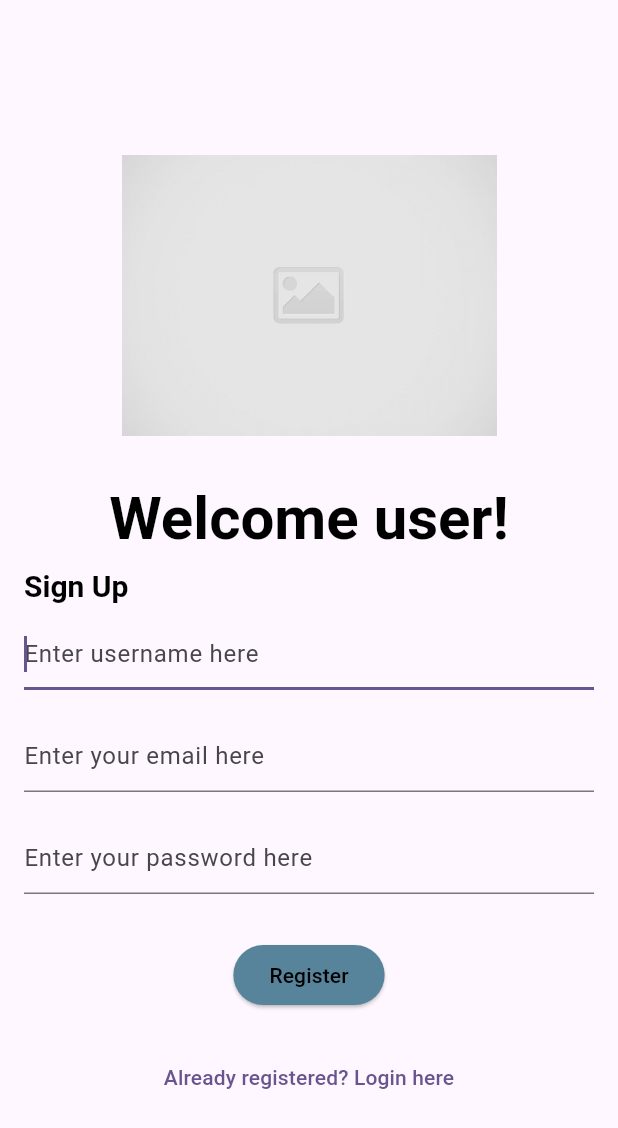
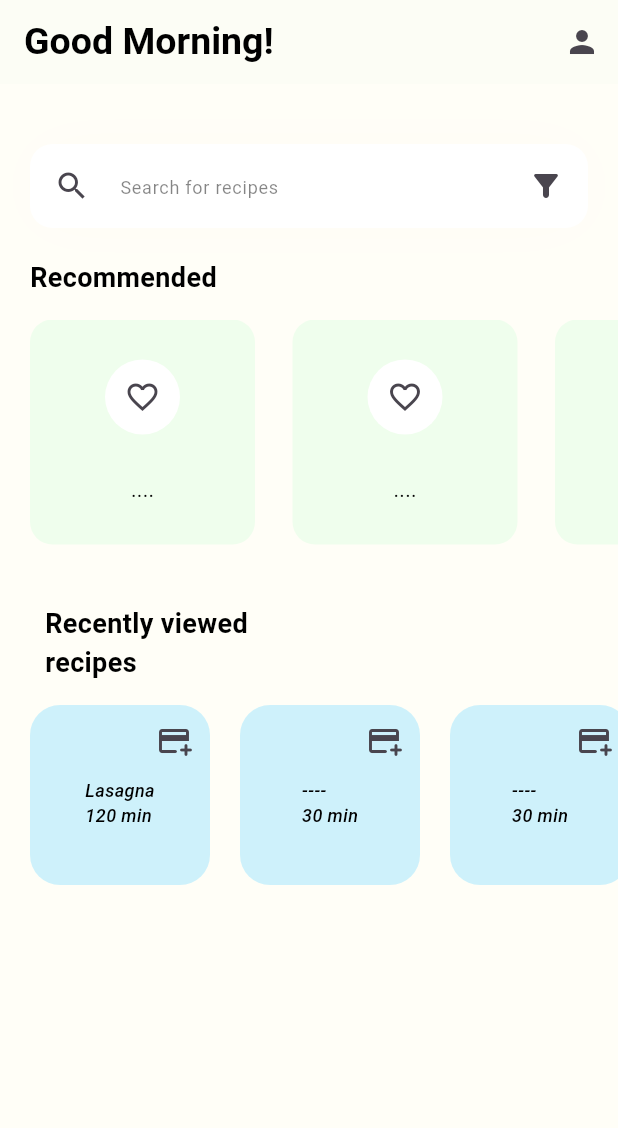
Before and after one commit to NathanTh3Gr3at/ITPV302_Project, a Flutter app: the screen it shows after launch, on a phone screen of 412 x 824 dp. Shown: the top 1128 px of the screen. Run offline on Flutter 3.47's test engine with Material 3 defaults, Android fonts, the light colour scheme and no system bars; our stand-ins replace bloc, equatable, firebase_auth, firebase_core, flutter_bloc; accounts and stored records are empty.

Commit message:
Added Home page and other ui elements

```diff
--- /dev/null
+++ b/ThymeToCook/thyme_to_cook/lib/enums/menu_action.dart
@@ -0,0 +1 @@
+enum MenuAction { logout, profile }
--- a/ThymeToCook/thyme_to_cook/lib/main.dart
+++ b/ThymeToCook/thyme_to_cook/lib/main.dart
@@ -5,6 +5,7 @@ import 'package:thyme_to_cook/services/auth/bloc/auth_event.dart';
 import 'package:thyme_to_cook/services/auth/bloc/auth_state.dart';
 import 'package:thyme_to_cook/services/auth/firebase_auth_provider.dart';
 import 'package:flutter_bloc/flutter_bloc.dart';
+import 'package:thyme_to_cook/views/home_screen/home_view.dart';
 import 'package:thyme_to_cook/views/register_login_section/forgot_password_view.dart';
 import 'package:thyme_to_cook/views/register_login_section/login_view.dart';
 import 'package:thyme_to_cook/views/register_login_section/register_view.dart';
@@ -13,6 +14,7 @@ import 'package:thyme_to_cook/views/register_login_section/verify_email_view.dar
 void main() {
   WidgetsFlutterBinding.ensureInitialized();
   runApp(MaterialApp(
+      debugShowCheckedModeBanner: false,    // removes debug label on top-right corner
       title: 'Flutter Demo',
       theme: ThemeData(
 
@@ -44,7 +46,8 @@ class HomePage extends StatelessWidget {
         }
       },
       builder: (context, state) {
-        return const RegisterView();
+        // return const RegisterView()
+        return const HomeView();              // starts at HomeView
         /* if (state is AuthStateLoggedIn) {
           return const RegisterView();
         } else if (state is AuthStateNeedsVerification) {
--- /dev/null
+++ b/ThymeToCook/thyme_to_cook/lib/models/category_model.dart
@@ -0,0 +1,66 @@
+import 'package:flutter/material.dart';
+
+class CategoryModel {
+  String name;
+  String iconPath;
+  Color boxColor;
+
+  CategoryModel({
+    required this.name,
+    required this.iconPath,
+    required this.boxColor,
+  });
+
+
+
+static List<CategoryModel> getCategories() {
+  // change recomendation box color here
+  const color = Color.fromARGB(255, 176, 255, 197);
+  List<CategoryModel> categories = [];
+
+    // 5 in placeholder
+
+  categories.add(
+    CategoryModel(
+      name: "....",       // placeholder text
+      iconPath: 'assets/icon/placeholder_image.jpg',
+      boxColor: color,
+    )
+  );
+
+  categories.add(
+    CategoryModel(
+      name: "....",
+      iconPath: 'assets/placeholder_image.jpg',
+       boxColor: color
+    )
+  );
+
+  categories.add(
+    CategoryModel(
+      name: "....",
+      iconPath: 'assets/placeholder_image.jpg',
+      boxColor: color
+    )
+  );
+
+  categories.add(
+    CategoryModel(
+      name: "....",
+      iconPath: 'assets/placeholder_image.jpg',
+     boxColor: color
+    )
+  );
+
+  categories.add(
+    CategoryModel(
+      name: "....",
+      iconPath: 'assets/placeholder_image.jpg',
+    boxColor: color
+    )
+  );
+    return categories;
+  }
+
+
+}
--- /dev/null
+++ b/ThymeToCook/thyme_to_cook/lib/models/recipe_viewed.dart
@@ -0,0 +1,57 @@
+import 'package:flutter/material.dart';
+
+class ViewedRecipeModel {
+  String name;
+  String iconPath;
+  String duration;
+  bool bViewIsSelected;
+  Color boxColor;
+
+  ViewedRecipeModel({
+
+    required this.name,
+    required this.iconPath,
+    required this.duration,
+    required this.bViewIsSelected,
+    required this.boxColor,
+  });
+
+  static List <ViewedRecipeModel> getRecipes() {
+    const color = Color.fromARGB(255, 157, 229, 255);
+    List <ViewedRecipeModel> recipes = [];
+
+    // placeholder logic
+    recipes.add(
+      ViewedRecipeModel(
+        name: "Lasagna",
+        iconPath: 'assets/icon/placeholder_image.jpg',
+        duration: '120 min',
+
+        bViewIsSelected: true,
+       boxColor: color,
+      )
+    );
+
+    recipes.add(
+      ViewedRecipeModel(
+        name: "----",
+        iconPath: 'assets/icon/placeholder_image.jpg',
+        duration: '30 min',
+        bViewIsSelected: true,
+        boxColor: color,
+      )
+    );
+
+    recipes.add(
+      ViewedRecipeModel(
+        name: "----",
+        iconPath: 'assets/icon/placeholder_image.jpg',
+        duration: '30 min',
+        bViewIsSelected: true
+        ,boxColor: color,
+      )
+    );
+    return recipes;
+  }
+
+}
--- a/ThymeToCook/thyme_to_cook/lib/services/auth/auth_provider.dart
+++ b/ThymeToCook/thyme_to_cook/lib/services/auth/auth_provider.dart
@@ -16,4 +16,6 @@ abstract class AuthProvider{
   Future<void>sendPasswordReset({required String toEmail});
 
 
+
+
 }
--- a/ThymeToCook/thyme_to_cook/lib/services/auth/bloc/auth_event.dart
+++ b/ThymeToCook/thyme_to_cook/lib/services/auth/bloc/auth_event.dart
@@ -42,3 +42,7 @@ class AuthEventForgotPassword extends AuthEvent{
   const AuthEventForgotPassword({this.email});
 
 }
+
+class AuthEventUserProfile extends AuthEvent {
+  const AuthEventUserProfile();
+}
--- /dev/null
+++ b/ThymeToCook/thyme_to_cook/lib/views/home_screen/home_view.dart
@@ -0,0 +1,322 @@
+import 'package:flutter/foundation.dart';
+import 'package:flutter/material.dart';
+import 'package:flutter_bloc/flutter_bloc.dart';
+import 'package:path/path.dart';
+import 'package:thyme_to_cook/enums/menu_action.dart';
+import 'package:thyme_to_cook/models/category_model.dart';
+import 'package:thyme_to_cook/models/recipe_viewed.dart';
+import 'package:thyme_to_cook/services/auth/bloc/auth_bloc.dart';
+import 'package:thyme_to_cook/services/auth/bloc/auth_event.dart';
+import 'package:thyme_to_cook/utilities/dialogs/logout_dialog.dart';
+import 'package:thyme_to_cook/views/profile_section/profile_view.dart';
+
+class HomeView extends StatefulWidget {
+  const HomeView({super.key});
+
+  @override
+  State<HomeView> createState() => _HomeViewState();
+}
+
+class _HomeViewState extends State<HomeView> {
+   List<CategoryModel> categories = [];
+   List<ViewedRecipeModel> viewedRecipes = [];
+
+    void _getCategories() {
+    categories = CategoryModel.getCategories();
+  }
+
+  void _getRecipes() {
+    viewedRecipes = ViewedRecipeModel.getRecipes();
+  }
+
+  @override
+  void initState() {
+    super.initState();
+    _getCategories();
+  }
+
+  // gets info of categories and viewed recipes
+  void _getInitial() {
+    categories = CategoryModel.getCategories();
+    viewedRecipes = ViewedRecipeModel.getRecipes();
+  }
+
+
+  @override
+  Widget build(BuildContext context) {
+    _getInitial();
+    return Scaffold(
+      backgroundColor: const Color.fromARGB(255, 255, 254, 247),
+      body: _viewedRecipes(),
+
+
+
+      appBar: AppBar(
+        title: const Text(
+          "Good Morning!",
+          style: TextStyle(
+            color: Colors.black,
+            fontSize: 25,
+            fontWeight: FontWeight.bold
+          ),
+        ),
+        backgroundColor: const Color.fromARGB(255, 252, 253, 245),
+        actions: [
+          // pop menu
+          PopupMenuButton<MenuAction>(
+            icon: const Icon(Icons.person),
+            onSelected: (value) async {
+              switch (value) {
+                //handles logging out
+                case MenuAction.logout:
+                  final shouldLogOut = await showLogOutDialog(context);
+                  if (shouldLogOut) {
+                    context.read<AuthBloc>().add(
+                      const AuthEventLogOut(),
+                    );
+
+                  }
+                 // added menu action to go to profile view
+                case MenuAction.profile:
+                  Navigator.push(context,
+                  MaterialPageRoute(
+                    builder: (context) => const ProfileView(),
+                  ),);
+
+                }
+                // case ProfileAction.profile:
+                //     const userProfile = ProfileView();
+                //     if (userProfile)
+                //     {
+                //       return ProfileView();
+
+
+
+          },
+          itemBuilder: (context) {
+              return [
+                const PopupMenuItem<MenuAction>(
+                  value: MenuAction.logout,
+                  child:  Text("Log Out"),
+                ),
+                // User profile text
+                const PopupMenuItem<MenuAction>(
+                  value: MenuAction.profile,
+                  child: Text("User Profile"),
+
+
+                  )
+
+              ];
+            },
+
+          )
+        ],
+
+
+      ),
+    );
+  }
+
+  Column _viewedRecipes() {
+    return Column(
+      crossAxisAlignment: CrossAxisAlignment.start,   // aligns to left of screen
+      children: [
+        searchField(),
+        const SizedBox(height: 20,),    // distance from searchbar
+        _recommended(),
+        const SizedBox(height: 40,),   // distance from _recommended() section
+        Column(
+          crossAxisAlignment: CrossAxisAlignment.start,
+          children: [
+
+          const Padding(
+            // formatting of text
+            padding: EdgeInsets.only(left: 30),
+            child: Text(
+              "Recently viewed\nrecipes",
+              style: TextStyle(
+                color: Colors.black,
+                fontSize: 18,
+                fontWeight: FontWeight.bold,
+              ),
+            ),
+          ),
+          const SizedBox(height: 15,),
+          Container(
+              // color: Colors.green,
+              // height of container
+              height:  120,
+              child: ListView.separated(
+                itemBuilder: (context, index) {
+                  return Container(
+                    width: 120,
+                    decoration: BoxDecoration(
+                      color: viewedRecipes[index].boxColor.withOpacity(0.5),
+                      borderRadius: BorderRadius.circular(20),
+                    ),
+                    child: Column(
+                      // mainAxisAlignment: MainAxisAlignment.spaceEvenly,
+                      crossAxisAlignment: CrossAxisAlignment.end,
+                      children: [
+
+                        IconButton( onPressed: (){
+                            }, icon: const Icon(Icons.add_card_rounded)
+                            ,
+                          ),
+
+                        Container(
+                          alignment: const Alignment(0, 0),
+                          child: Text(
+                            // Uses the viewedRecipes to display data
+
+                            '${viewedRecipes[index].name}\n${viewedRecipes[index].duration}',
+                            style: const TextStyle(
+                              fontWeight: FontWeight.w500,
+                              color: Colors.black,
+                              fontSize: 12,
+                              fontStyle: FontStyle.italic
+                            ),
+                          ),
+
+                        ),
+                      ],
+                    ),
+                  );
+                },
+                // space between items
+                separatorBuilder: (context, index) => const SizedBox(width: 20,),
+                // number of items in container
+                itemCount: viewedRecipes.length,
+                scrollDirection: Axis.horizontal,
+                padding: const EdgeInsets.only(
+                  left: 20,
+                  right: 20,
+                ),
+              ),
+          )
+        ]
+
+        )
+      ],
+    );
+  }
+
+  Column _recommended() {
+    return Column(
+
+          crossAxisAlignment: CrossAxisAlignment.start,
+          children: [
+            const Padding(
+              padding: EdgeInsets.only(left: 20),     // specifies padding from left of screen
+              child: Text(
+                "Recommended",
+                style: TextStyle(
+                  color: Colors.black,
+                  fontSize: 18,
+                  fontWeight: FontWeight.bold,    // bolds font
+                ),
+              ),
+            ),
+            const SizedBox(height: 15,),    // distance from category text
+            SizedBox(
+              height: 150,
+
+              child: ListView.separated(
+                // allows scrolling  from left to right
+                scrollDirection: Axis.horizontal,
+                padding: const EdgeInsets.only(
+                  left: 20,
+                  right: 10,
+                ),
+                separatorBuilder: (context, index) => const SizedBox(width: 25,),
+                // Length of category recommended
+                itemCount: categories.length,
+                itemBuilder: (context, index) {   // index of images
+                  return Container(
+                    width: 150,
+                    decoration: BoxDecoration(
+                      color: categories[index].boxColor.withOpacity(0.2),
+                      borderRadius: BorderRadius.circular(15),
+                    ),
+                    child: Column(
+                      mainAxisAlignment: MainAxisAlignment.spaceEvenly,
+                      children: [
+                        // contains placeholder image
+                        Container(
+
+                          width: 50,
+                          height: 50,
+                          decoration: const BoxDecoration(
+                            // icon outer shape colour
+                            color: Colors.white,
+                            shape: BoxShape.circle,
+                          ),
+                          child: Padding(
+
+                            padding: const EdgeInsets.all(5.0),
+                            child: IconButton(
+                              onPressed: (){
+
+                              }, icon: const Icon(Icons.favorite_outline_outlined)
+                            )
+                          ),
+                        ),
+                        Text(
+                          categories[index].name,
+                          style: const TextStyle(
+                            fontWeight: FontWeight.w400,
+                            color: Colors.black,
+                            fontSize: 14,
+                          ),
+                        ),
+                      ]
+                    )
+                  );
+                },
+              ),
+            ),
+          ],
+        );
+  }
+
+  Container searchField() {
+    return Container(
+          margin: const EdgeInsets.only(top: 40, left: 20, right: 20),
+          decoration: BoxDecoration(
+            boxShadow: [
+              BoxShadow(
+                color: const Color.fromARGB(255, 246, 235, 235).withOpacity(0.11),
+                blurRadius: 40,
+                spreadRadius: 0.0
+              )
+            ]
+          ),
+          child: TextField(
+            decoration: InputDecoration(
+              filled: true,
+              fillColor: Colors.white,
+              contentPadding: const EdgeInsets.all(15),
+              prefixIcon: const Padding(
+                padding: EdgeInsets.all(16.0),
+                child: Icon(Icons.search),
+              ),
+              hintText: "Search for recipes",
+              hintStyle: const TextStyle(
+                color: Color.fromARGB(122, 0, 0, 0),
+                fontSize: 12,
+              ),
+              suffixIcon: const Padding(
+                padding: EdgeInsets.all(16.0),
+                child: Icon(Icons.filter_alt_rounded),
+
+              ),
+              border: OutlineInputBorder(
+                borderRadius: BorderRadius.circular(15),
+                borderSide: BorderSide.none,
+              )
+            ),
+          ),
+    );
+  }
+}
--- /dev/null
+++ b/ThymeToCook/thyme_to_cook/lib/views/profile_section/profile_view.dart
@@ -0,0 +1,19 @@
+import 'package:flutter/material.dart';
+
+class ProfileView extends StatelessWidget {
+  const ProfileView({super.key});
+
+ @override
+  Widget build(BuildContext context) {
+    return Scaffold(
+      backgroundColor: const Color.fromARGB(255, 255, 254, 247),
+
+
+      appBar: AppBar(
+
+      ),
+    );
+  }
+
+
+}
```
